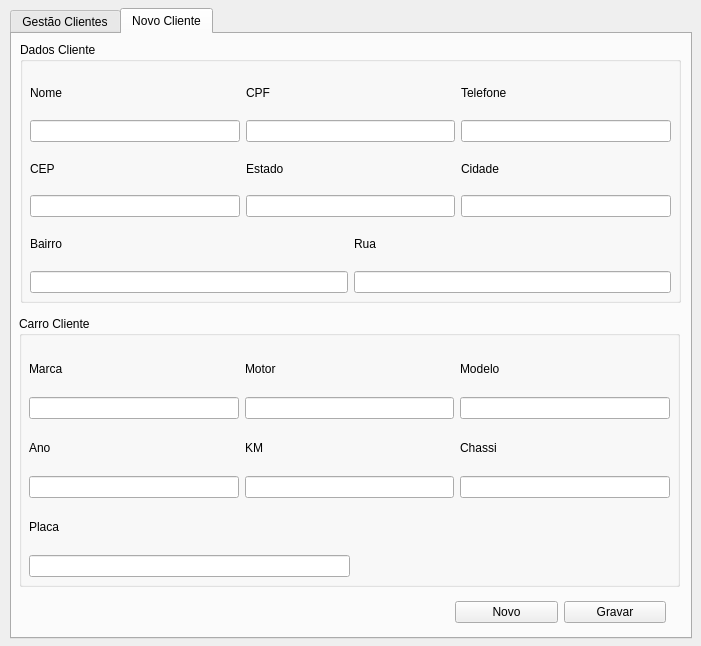
ustop0/TCC, file frm_gestaoclientes.ui: the form before one commit.
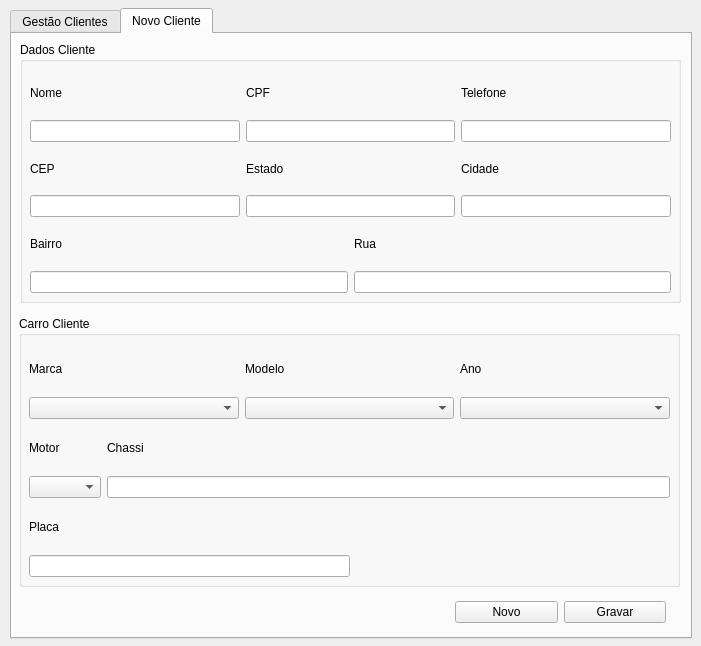
The form after the commit.

Patch:
```diff
--- a/frm_gestaoclientes.ui
+++ b/frm_gestaoclientes.ui
@@ -163,21 +163,7 @@
             </widget>
            </item>
            <item>
-            <widget class="QLineEdit" name="txt_nv_marca"/>
-           </item>
-          </layout>
-         </item>
-         <item>
-          <layout class="QVBoxLayout" name="verticalLayout_12">
-           <item>
-            <widget class="QLabel" name="label_11">
-             <property name="text">
-              <string>Motor</string>
-             </property>
-            </widget>
-           </item>
-           <item>
-            <widget class="QLineEdit" name="txt_nv_motor"/>
+            <widget class="QComboBox" name="cb_nv_marca"/>
            </item>
           </layout>
          </item>
@@ -191,14 +177,10 @@
             </widget>
            </item>
            <item>
-            <widget class="QLineEdit" name="txt_nv_modelo"/>
+            <widget class="QComboBox" name="cb_nv_modelo"/>
            </item>
           </layout>
          </item>
-        </layout>
-       </item>
-       <item>
-        <layout class="QHBoxLayout" name="horizontalLayout_5">
          <item>
           <layout class="QVBoxLayout" name="verticalLayout_15">
            <item>
@@ -209,21 +191,25 @@
             </widget>
            </item>
            <item>
-            <widget class="QLineEdit" name="txt_nv_ano"/>
+            <widget class="QComboBox" name="cb_nv_ano"/>
            </item>
           </layout>
          </item>
+        </layout>
+       </item>
          <item>
-          <layout class="QVBoxLayout" name="verticalLayout_14">
+        <layout class="QHBoxLayout" name="horizontalLayout_5">
            <item>
-            <widget class="QLabel" name="label_13">
+          <layout class="QVBoxLayout" name="verticalLayout_12">
+           <item>
+            <widget class="QLabel" name="label_11">
              <property name="text">
-              <string>KM</string>
+              <string>Motor</string>
              </property>
             </widget>
            </item>
            <item>
-            <widget class="QLineEdit" name="txt_nv_km"/>
+            <widget class="QComboBox" name="cb_nv_motor"/>
            </item>
           </layout>
          </item>
```
Lines whose indentation alone changed are shown as unchanged.
